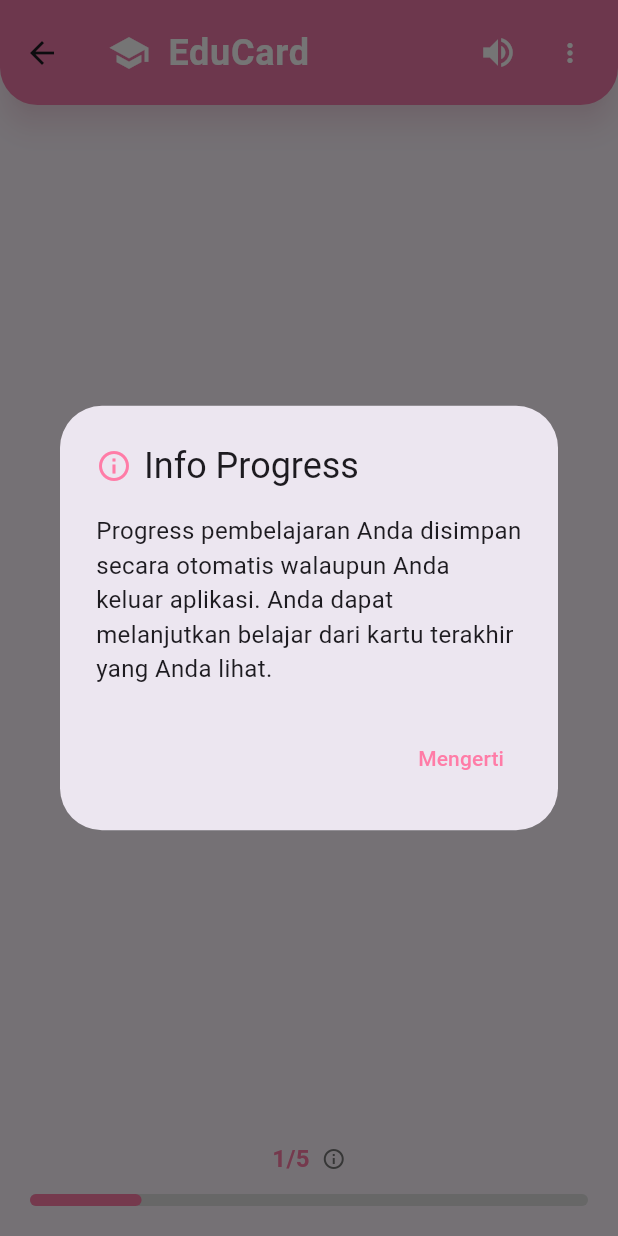
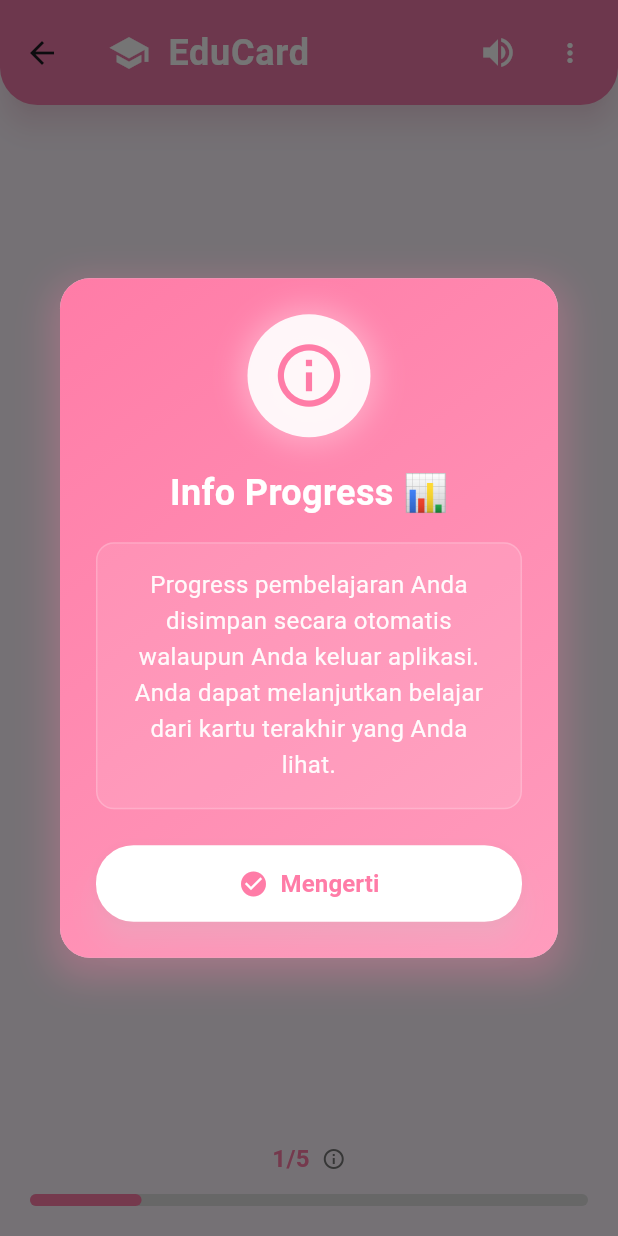
Before and after one commit to gedehariyogananda/educate-card, a Flutter app: the HomePage screen opened by its route, after a tap on the "info outline" icon, on a phone screen of 412 x 824 dp. Run offline on Flutter 3.47's test engine with Material 3 defaults, Android fonts, the light colour scheme and no system bars; drawn by our look-alikes of showcaseview; our stand-ins replace flutter_tts, introduction_screen, shared_preferences; accounts and stored records are empty; network calls fail.

Commit message:
fix: styling popup progres learning

```diff
--- a/lib/main.dart
+++ b/lib/main.dart
@@ -6,6 +6,7 @@ import 'widgets/swiper_card.dart';
 import 'models/card_data.dart';
 import 'widgets/flip_card.dart';
 import 'utils/theme_colors.dart';
+import 'utils/alert_dialogs.dart';
 import 'screens/tutorial_screen.dart';
 
 void main() => runApp(const MyApp());
@@ -176,33 +177,7 @@ class _HomePageState extends State<HomePage> {
 
   // Show progress info modal
   void _showProgressInfo() {
-    showDialog(
-      context: context,
-      builder: (BuildContext context) {
-        return AlertDialog(
-          title: Row(
-            children: [
-              Icon(Icons.info_outline, color: ThemeColors.baseColor),
-              SizedBox(width: 8),
-              Text('Info Progress'),
-            ],
-          ),
-          content: Text(
-            'Progress pembelajaran Anda disimpan secara otomatis walaupun Anda keluar aplikasi. Anda dapat melanjutkan belajar dari kartu terakhir yang Anda lihat.',
-            style: TextStyle(fontSize: 16),
-          ),
-          actions: [
-            TextButton(
-              onPressed: () => Navigator.of(context).pop(),
-              child: Text(
-                'Mengerti',
-                style: TextStyle(color: ThemeColors.baseColor),
-              ),
-            ),
-          ],
-        );
-      },
-    );
+    CustomAlertDialogs.showProgressInfoDialog(context: context);
   }
 
   // Show reset dialog
--- a/lib/utils/alert_dialogs.dart
+++ b/lib/utils/alert_dialogs.dart
@@ -309,4 +309,137 @@ class CustomAlertDialogs {
       },
     );
   }
+
+  static void showProgressInfoDialog({required BuildContext context}) {
+    showDialog(
+      context: context,
+      barrierDismissible: true,
+      barrierColor: Colors.black54,
+      builder: (context) {
+        return ScaleTransition(
+          scale: CurvedAnimation(
+            parent: AnimationController(
+              duration: Duration(milliseconds: 300),
+              vsync: Navigator.of(context),
+            )..forward(),
+            curve: Curves.elasticOut,
+          ),
+          child: Dialog(
+            shape: RoundedRectangleBorder(
+              borderRadius: BorderRadius.circular(20),
+            ),
+            elevation: 16,
+            child: Container(
+              padding: EdgeInsets.all(24),
+              decoration: BoxDecoration(
+                borderRadius: BorderRadius.circular(20),
+                gradient: LinearGradient(
+                  begin: Alignment.topLeft,
+                  end: Alignment.bottomRight,
+                  colors: [
+                    ThemeColors.alertGradientStart,
+                    ThemeColors.alertGradientEnd,
+                  ],
+                ),
+                boxShadow: [
+                  BoxShadow(
+                    color: ThemeColors.baseColor.withOpacity(0.3),
+                    blurRadius: 20,
+                    spreadRadius: 5,
+                    offset: Offset(0, 8),
+                  ),
+                ],
+              ),
+              child: Column(
+                mainAxisSize: MainAxisSize.min,
+                children: [
+                  // Animated info icon
+                  Container(
+                    padding: EdgeInsets.all(16),
+                    decoration: BoxDecoration(
+                      color: Colors.white.withOpacity(0.9),
+                      shape: BoxShape.circle,
+                      boxShadow: [
+                        BoxShadow(
+                          color: Colors.white.withOpacity(0.3),
+                          blurRadius: 15,
+                          spreadRadius: 5,
+                        ),
+                      ],
+                    ),
+                    child: Icon(
+                      Icons.info_outline,
+                      size: 50,
+                      color: ThemeColors.baseColor,
+                    ),
+                  ),
+                  SizedBox(height: 20),
+                  Text(
+                    'Info Progress 📊',
+                    style: TextStyle(
+                      fontSize: 24,
+                      fontWeight: FontWeight.bold,
+                      color: Colors.white,
+                    ),
+                  ),
+                  SizedBox(height: 16),
+                  Container(
+                    padding: EdgeInsets.all(16),
+                    decoration: BoxDecoration(
+                      color: Colors.white.withOpacity(0.1),
+                      borderRadius: BorderRadius.circular(12),
+                      border: Border.all(
+                        color: Colors.white.withOpacity(0.2),
+                        width: 1,
+                      ),
+                    ),
+                    child: Text(
+                      'Progress pembelajaran Anda disimpan secara otomatis walaupun Anda keluar aplikasi. Anda dapat melanjutkan belajar dari kartu terakhir yang Anda lihat.',
+                      textAlign: TextAlign.center,
+                      style: TextStyle(
+                        fontSize: 16,
+                        color: Colors.white.withOpacity(0.95),
+                        height: 1.5,
+                      ),
+                    ),
+                  ),
+                  SizedBox(height: 24),
+                  SizedBox(
+                    width: double.infinity,
+                    child: ElevatedButton(
+                      onPressed: () => Navigator.of(context).pop(),
+                      style: ElevatedButton.styleFrom(
+                        padding: EdgeInsets.symmetric(vertical: 14),
+                        backgroundColor: Colors.white,
+                        foregroundColor: ThemeColors.baseColor,
+                        shape: RoundedRectangleBorder(
+                          borderRadius: BorderRadius.circular(25),
+                        ),
+                        elevation: 8,
+                        shadowColor: Colors.white.withOpacity(0.4),
+                      ),
+                      child: Row(
+                        mainAxisAlignment: MainAxisAlignment.center,
+                        children: [
+                          Icon(Icons.check_circle, size: 20),
+                          SizedBox(width: 8),
+                          Text(
+                            'Mengerti',
+                            style: TextStyle(
+                              fontSize: 16,
+                              fontWeight: FontWeight.w600,
+                            ),
+                          ),
+                        ],
+                      ),
+                    ),
+                  ),
+                ],
+              ),
+            ),
+          ),
+        );
+      },
+    );
+  }
 }
```
